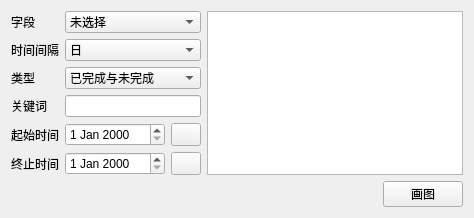
Old version of the form datavisualization/querywidget.ui in the repository Harry-Chen/OOP-Cash.
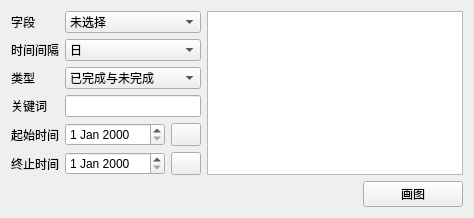
New version of the form. Icons and pictures are not drawn.

The edit to the form file:
```diff
--- a/datavisualization/querywidget.ui
+++ b/datavisualization/querywidget.ui
@@ -259,6 +259,12 @@
        </item>
        <item>
         <widget class="QPushButton" name="Do">
+         <property name="minimumSize">
+          <size>
+           <width>100</width>
+           <height>0</height>
+          </size>
+         </property>
          <property name="text">
           <string>画图</string>
          </property>
```
Left out of the diff: 14 changed lines with no effect on the pictures.
